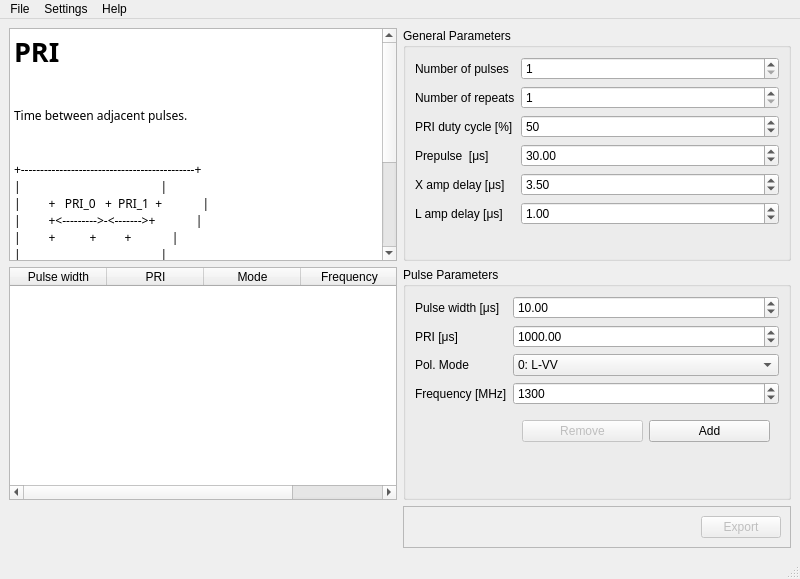
The window that creator/creator_gui.ui (nextrad/tcu_software) describes before a commit, drawn with Qt 5.
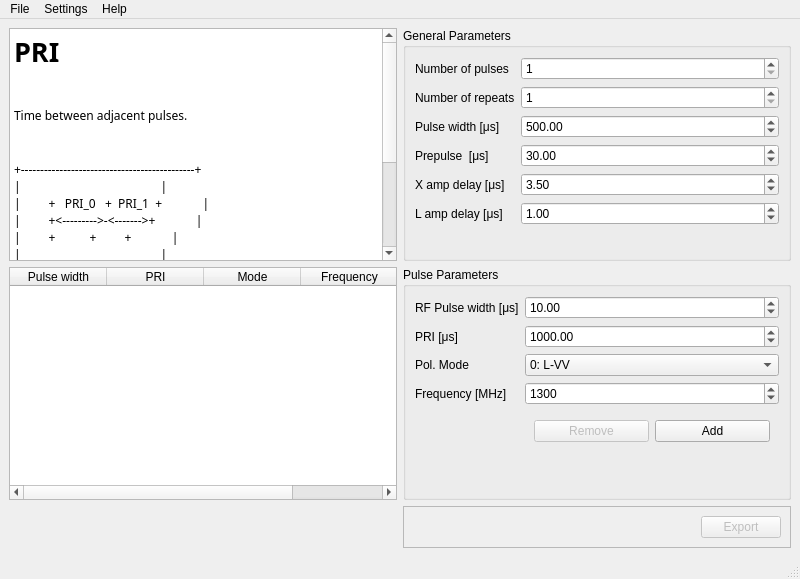
The same window after the commit.

Commit message: change from pulse d.c. to pulse width in gui

The edit to the form file:
```diff
--- a/creator/creator_gui.ui
+++ b/creator/creator_gui.ui
@@ -98,20 +98,7 @@
        <item row="2" column="0">
         <widget class="QLabel" name="label_10">
          <property name="text">
-          <string>PRI duty cycle [%]</string>
-         </property>
-        </widget>
-       </item>
-       <item row="2" column="1">
-        <widget class="QSpinBox" name="spin_duty_cycle">
-         <property name="maximum">
-          <number>100</number>
-         </property>
-         <property name="value">
-          <number>50</number>
-         </property>
-         <property name="displayIntegerBase">
-          <number>10</number>
+          <string>Pulse width [μs]</string>
          </property>
         </widget>
        </item>
@@ -166,6 +153,16 @@
          </property>
         </widget>
        </item>
+       <item row="2" column="1">
+        <widget class="QDoubleSpinBox" name="spin_pri_pulse_width">
+         <property name="maximum">
+          <double>999999999.000000000000000</double>
+         </property>
+         <property name="value">
+          <double>500.000000000000000</double>
+         </property>
+        </widget>
+       </item>
       </layout>
      </widget>
     </item>
@@ -246,7 +243,7 @@
        <item row="0" column="0">
         <widget class="QLabel" name="label_2">
          <property name="text">
-          <string>Pulse width [μs]</string>
+          <string>RF Pulse width [μs]</string>
          </property>
         </widget>
        </item>
```
Left out of the diff: 2 changed lines with no effect on the pictures. The commit also changes 1 other file.
